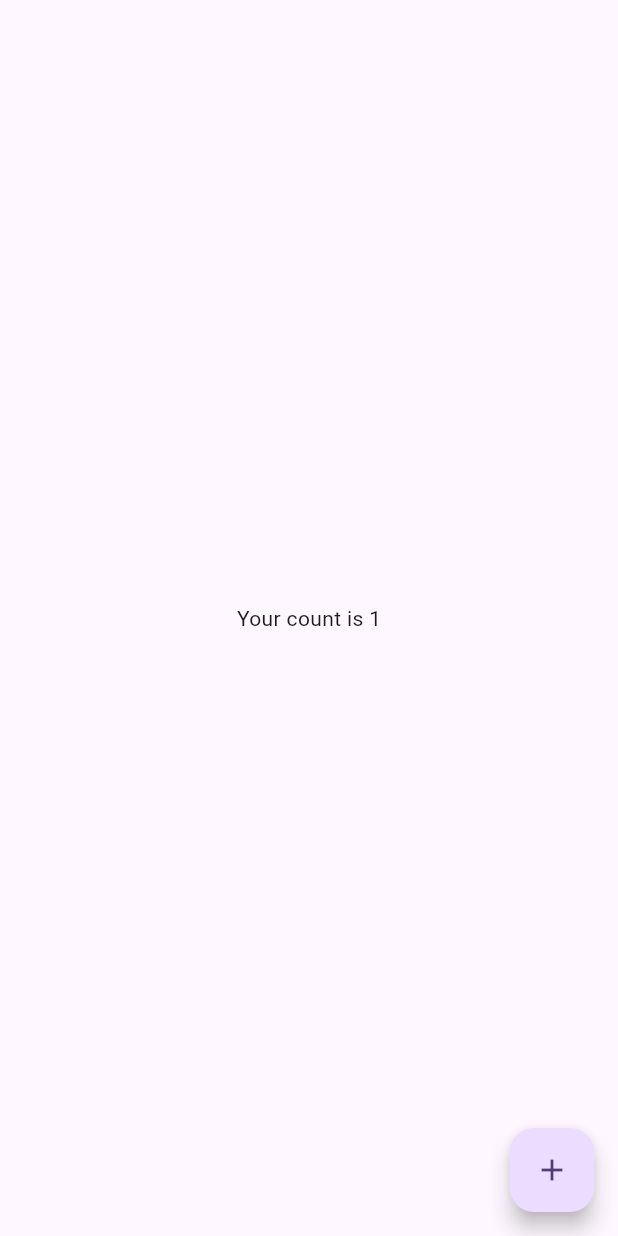
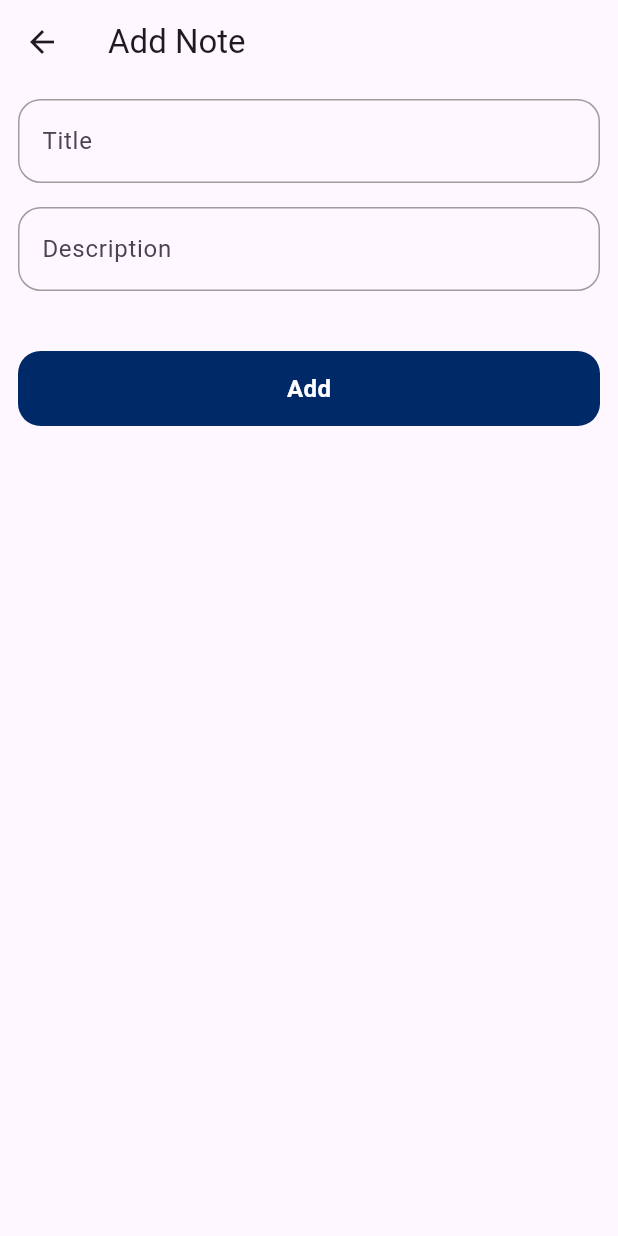
Before and after one commit to Nishan202/bloc_practice, a Flutter app: the screen it shows after launch, after a tap on the "add" icon, on a phone screen of 412 x 824 dp. Run offline on Flutter 3.47's test engine with Material 3 defaults, Android fonts, the phone set to English and light mode, and no system bars; our stand-ins replace flutter_bloc.

Commit message:
Note application through list using BLOC done

```diff
--- a/lib/add_note.dart
+++ b/lib/add_note.dart
@@ -0,0 +1,63 @@
+import 'package:bloc_practice/custom_button.dart';
+import 'package:bloc_practice/custom_textfield.dart';
+import 'package:bloc_practice/note_model.dart';
+import 'package:bloc_practice/state_management/list/list_bloc.dart';
+import 'package:bloc_practice/state_management/list/list_event_bloc.dart';
+import 'package:flutter/material.dart';
+import 'package:flutter_bloc/flutter_bloc.dart';
+
+class AddNote extends StatelessWidget {
+  const AddNote({super.key});
+
+  @override
+  Widget build(BuildContext context) {
+
+    TextEditingController tController = TextEditingController();
+    TextEditingController dController = TextEditingController();
+
+    return Scaffold(
+      appBar: AppBar(
+        title: const Text('Add Note'),
+      ),
+      body: Container(
+        padding: const EdgeInsets.symmetric(horizontal: 12),
+        width: double.infinity,
+        child: Column(
+          crossAxisAlignment: CrossAxisAlignment.center,
+          children: [
+            const SizedBox(height: 10,),
+            CustomTextfield(
+              controller: tController,
+              hint: 'Enter note title',
+              labelText: 'Title',
+              inputType: TextInputType.text,
+            ),
+            const SizedBox(
+              height: 16,
+            ),
+            CustomTextfield(
+              controller: dController,
+              hint: 'Enter note details',
+              labelText: 'Description',
+              inputType: TextInputType.text,
+            ),
+            const SizedBox(
+              height: 40,
+            ),
+            CustomButton(
+              onClick: () {
+                // add note throgh list Cubit
+                BlocProvider.of<ListBloc>(context).add(AddNoteEvent(newNote: NoteModel(title: tController.text, description: dController.text)));
+
+                // Add note through db cubit
+                // BlocProvider.of<DbCubit>(context, listen: false).addData(aData: DataModel(title: tController.text, description: dController.text));
+                Navigator.pop(context);
+              },
+              title: 'Add',
+            ),
+          ],
+        ),
+      ),
+    );
+  }
+}
--- a/lib/main.dart
+++ b/lib/main.dart
@@ -1,11 +1,13 @@
 import 'package:bloc_practice/home.dart';
+import 'package:bloc_practice/note_home.dart';
 import 'package:bloc_practice/state_management/counter_bloc.dart';
+import 'package:bloc_practice/state_management/list/list_bloc.dart';
 import 'package:flutter/material.dart';
 import 'package:flutter_bloc/flutter_bloc.dart';
 
 void main() {
   // runApp(const MyApp());
-  runApp(BlocProvider(create: (context) => CounterBloc(), child: MyApp(),));
+  runApp(BlocProvider(create: (context) => ListBloc(), child: MyApp(),));
 }
 
 class MyApp extends StatelessWidget {
@@ -20,7 +22,7 @@ class MyApp extends StatelessWidget {
         colorScheme: ColorScheme.fromSeed(seedColor: Colors.deepPurple),
         useMaterial3: true,
       ),
-      home: const Home(),
+      home: const NoteHome(),
     );
   }
 }
--- a/lib/note_home.dart
+++ b/lib/note_home.dart
@@ -0,0 +1,186 @@
+import 'package:bloc_practice/add_note.dart';
+import 'package:bloc_practice/note_model.dart';
+import 'package:bloc_practice/state_management/list/list_bloc.dart';
+import 'package:bloc_practice/state_management/list/list_event_bloc.dart';
+import 'package:bloc_practice/state_management/list/list_state_bloc.dart';
+import 'package:flutter/material.dart';
+import 'package:flutter/widgets.dart';
+import 'package:flutter_bloc/flutter_bloc.dart';
+
+class NoteHome extends StatelessWidget {
+  const NoteHome({super.key});
+
+  @override
+  Widget build(BuildContext context) {
+    // allData = context.read<ListBloc>().state.mNote; // if we use that then whole context will rebuild, instead of that we use BlocBuilder
+
+    TextEditingController titleController = TextEditingController();
+    TextEditingController descController  = TextEditingController();
+
+    return Scaffold(
+      appBar: AppBar(
+        title: Text('Notes'),
+      ),
+      body: BlocBuilder<ListBloc, ListStateBloc>(builder: (ctx, state) {
+        return state.mNote.isNotEmpty
+            ? ListView.builder(
+                itemCount: state.mNote.length,
+                itemBuilder: (_, index) {
+                  return ListTile(
+                    title: Text(
+                      state.mNote[index].title,
+                      style: TextStyle(fontSize: 25, color: Colors.black),
+                    ),
+                    subtitle: Text(
+                      state.mNote[index].description,
+                      style: TextStyle(fontSize: 20, color: Colors.grey),
+                    ),
+                    trailing: SizedBox(
+                      width: 100,
+                      child: Row(
+                        children: [
+                          IconButton(
+                            onPressed: () {
+                              titleController.text = state.mNote[index].title;
+                              descController.text = state.mNote[index].description;
+                              // Navigator.push(
+                              //   context,
+                              //   MaterialPageRoute(
+                              //       builder: (context) => UpdateNoteScreen(
+                              //             dataModel: DataModel(
+                              //                 title: titleController.text,
+                              //                 description: desController.text,
+                              //                 id: mData[index].id),
+                              //           )),
+                              // );
+
+                              showModalBottomSheet(
+                                context: context,
+                                builder: (_) {
+                                  return Container(
+                                    padding: const EdgeInsets.all(11),
+                                    width: double.infinity,
+                                    child: Column(
+                                      children: [
+                                        const Text(
+                                          'Add Note',
+                                          style: TextStyle(fontSize: 25),
+                                        ),
+                                        const SizedBox(
+                                          height: 11,
+                                        ),
+                                        TextField(
+                                          controller: titleController,
+                                          decoration: InputDecoration(
+                                            hintText: "Enter title here..",
+                                            label: const Text('Title'),
+                                            focusedBorder: OutlineInputBorder(
+                                              borderRadius:
+                                                  BorderRadius.circular(11),
+                                            ),
+                                            enabledBorder: OutlineInputBorder(
+                                              borderRadius:
+                                                  BorderRadius.circular(11),
+                                            ),
+                                          ),
+                                        ),
+                                        const SizedBox(
+                                          height: 11,
+                                        ),
+                                        TextField(
+                                          controller: descController,
+                                          minLines: 4,
+                                          maxLines: 6,
+                                          decoration: InputDecoration(
+                                            hintText: "Enter desc here..",
+                                            label: const Text('Desc'),
+                                            focusedBorder: OutlineInputBorder(
+                                              borderRadius:
+                                                  BorderRadius.circular(11),
+                                            ),
+                                            enabledBorder: OutlineInputBorder(
+                                              borderRadius:
+                                                  BorderRadius.circular(11),
+                                            ),
+                                          ),
+                                        ),
+                                        const SizedBox(
+                                          height: 11,
+                                        ),
+                                        Row(
+                                          mainAxisAlignment:
+                                              MainAxisAlignment.spaceEvenly,
+                                          children: [
+                                            OutlinedButton(
+                                              onPressed: () {
+                                                // using list cubit
+                                                BlocProvider.of<ListBloc>(ctx).add(UpdateNoteEvent(index: index, updateNote: NoteModel(title: titleController.text, description: descController.text)));
+
+                                                // using db cubit
+                                                // BlocProvider.of<DbCubit>(ctx,
+                                                //         listen: false)
+                                                //     .updateData(
+                                                //         uData: DataModel(
+                                                //             title:
+                                                //                 titleController
+                                                //                     .text,
+                                                //             description:
+                                                //                 desController
+                                                //                     .text,
+                                                //             id: allData[index]
+                                                //                 .id));
+                                                Navigator.pop(context);
+                                              },
+                                              child: const Text('Save'),
+                                            ),
+                                            OutlinedButton(
+                                              onPressed: () {
+                                                Navigator.pop(context);
+                                              },
+                                              child: const Text('Cancel'),
+                                            )
+                                          ],
+                                        )
+                                      ],
+                                    ),
+                                  );
+                                },
+                              );
+                            },
+                            icon: const Icon(Icons.edit),
+                          ),
+                          IconButton(
+                            onPressed: () {
+                              // Delete note through list Bloc
+                              BlocProvider.of<ListBloc>(ctx, listen: false).add(DeleteNoteEvent(index: index));
+                              // context.read<ListBloc>().ad
+
+                              // Delete note through db cubit
+                              // BlocProvider.of<DbCubit>(ctx, listen: false)
+                              //     .deleteData(noteId: allData[index].id);
+                            },
+                            icon: const Icon(
+                              Icons.delete,
+                              color: Colors.red,
+                            ),
+                          ),
+                        ],
+                      ),
+                    ),
+                  );
+                })
+            : Center(
+                child: Text('No notes yet!!, please add note'),
+              );
+      }),
+
+      floatingActionButton: FloatingActionButton(
+        onPressed: () {
+          Navigator.push(
+              context, MaterialPageRoute(builder: (context) => AddNote()));
+        },
+        child: const Icon(Icons.add),
+      ),
+    );
+  }
+}
--- a/lib/state_management/list/list_event_bloc.dart
+++ b/lib/state_management/list/list_event_bloc.dart
@@ -2,18 +2,18 @@ import 'package:bloc_practice/note_model.dart';
 
 abstract class ListEventBloc {}
 
-class AddNote extends ListEventBloc {
+class AddNoteEvent extends ListEventBloc {
   NoteModel newNote;
-  AddNote({required this.newNote});
+  AddNoteEvent({required this.newNote});
 }
 
-class UpdateNote extends ListEventBloc {
+class UpdateNoteEvent extends ListEventBloc {
   NoteModel updateNote;
   int index;
-  UpdateNote({required this.index, required this.updateNote});
+  UpdateNoteEvent({required this.index, required this.updateNote});
 }
 
-class DeleteNote extends ListEventBloc {
+class DeleteNoteEvent extends ListEventBloc {
   int index;
-  DeleteNote({required this.index});
+  DeleteNoteEvent({required this.index});
 }
```
Also changed, not shown: lib/state_management/list/list_bloc.dart (+20 -0 lines).
